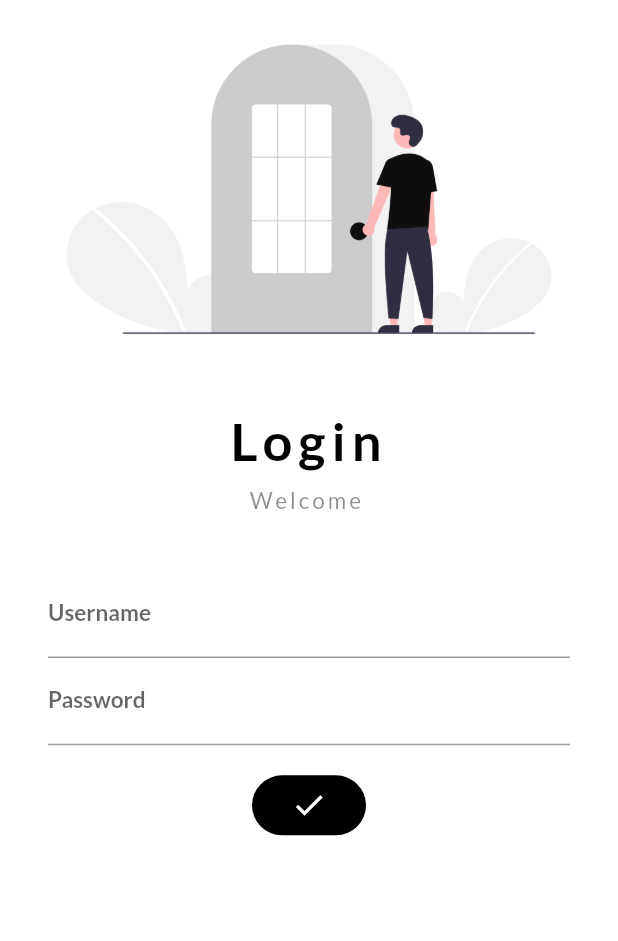
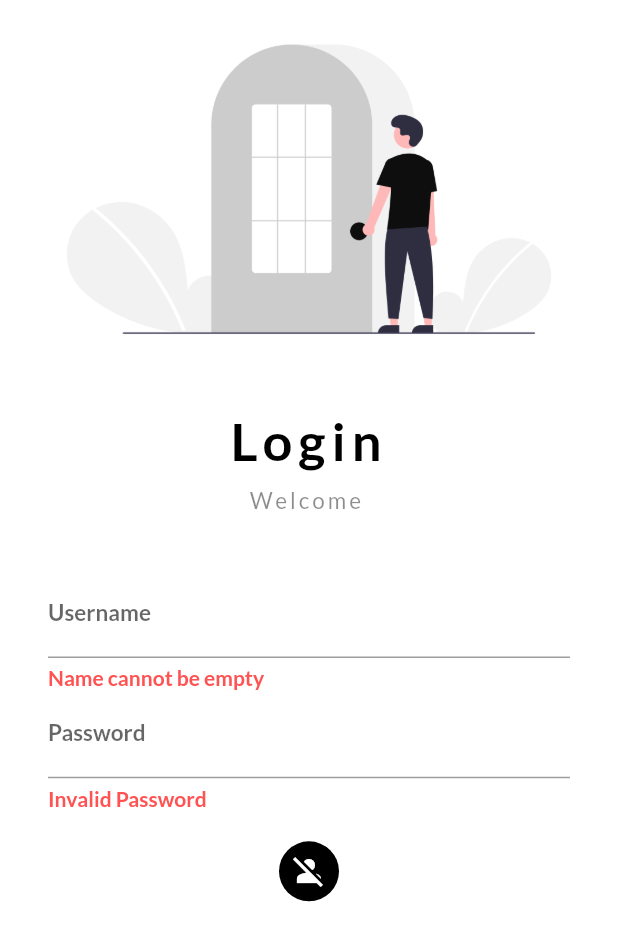
Before and after one commit to Sai-Sid07/30DaysOfFlutter, a Flutter app: the screen it shows after launch, after a tap on "Login", on a phone screen of 412 x 824 dp. Shown: the top 941 px of the screen. Run offline on Flutter 3.47's test engine with Material 2 defaults, Android fonts, the phone set to English and light mode, and no system bars; our stand-ins replace google_fonts.

Commit message:
Added Basic Input Validation

```diff
--- a/flow.txt
+++ b/flow.txt
@@ -159,3 +159,13 @@ Define only one background color inside that widget and that should be inside Bo
 
 In order to have a click functionality for a container, you have to wrap it with Jester or Inkwell.
 The difference is that Inkwell will provide a ripple effect (or feedback) on clicking the container but jester doesn't.
+
+A point to note:
+Lets say our widget is structured like this -
+Material
+  | InkWell
+    | AnimatedContainer
+      -> Contains a decoration
+
+Now if material tries creating a decoration like background color or border, those changes will not be reflected.
+Hence, we should always have our decorations placed inside the ancestors and not the children.
--- a/lib/pages/login_page.dart
+++ b/lib/pages/login_page.dart
@@ -12,7 +12,20 @@ class LoginPage extends StatefulWidget {
 
 class _LoginPageState extends State<LoginPage> {
   String name = "";
+  String password = "";
   bool changedButton = false;
+
+  bool isNameValid = false;
+  bool checkName(String name) {
+    return name.isNotEmpty;
+  }
+
+  bool isPasswordValid = false;
+  bool checkPassword(String password) {
+    //Check for length
+    return password.length > 8;
+  }
+
   @override
   Widget build(BuildContext context) {
     return Material(
@@ -66,6 +79,19 @@ class _LoginPageState extends State<LoginPage> {
                       setState(() => {});
                     },
                   ),
+                  Container(
+                      alignment: Alignment.bottomLeft,
+                      padding: EdgeInsets.only(top: 5),
+                      child: Text(
+                        changedButton
+                            ? isNameValid
+                                ? ""
+                                : "Name cannot be empty"
+                            : "",
+                        style: TextStyle(
+                            color: Colors.redAccent,
+                            fontWeight: FontWeight.bold),
+                      )),
                   TextFormField(
                     obscureText: true,
                     // obscuringCharacter: "@", //The character which get replaced when you type anything
@@ -74,7 +100,23 @@ class _LoginPageState extends State<LoginPage> {
                         labelText: "Password",
                         labelStyle: TextStyle(
                             fontSize: 15, fontWeight: FontWeight.bold)),
+                    onChanged: (passwordEntered) {
+                      password = passwordEntered;
+                    },
                   ),
+                  Container(
+                      alignment: Alignment.bottomLeft,
+                      padding: EdgeInsets.only(top: 5),
+                      child: Text(
+                        changedButton
+                            ? isPasswordValid
+                                ? ""
+                                : "Invalid Password"
+                            : "",
+                        style: TextStyle(
+                            color: Colors.redAccent,
+                            fontWeight: FontWeight.bold),
+                      )),
                   SizedBox(
                     height: 20,
                   ),
@@ -82,12 +124,21 @@ class _LoginPageState extends State<LoginPage> {
                     onTap: () async {
                       setState(() {
                         changedButton = true;
+                        isNameValid = checkName(name);
+                        isPasswordValid = checkPassword(password);
                       });
-                      await Future.delayed(Duration(seconds: 2));
-                      Navigator.pushNamed(context, MyRoutes.homeRoute);
+                      if (isNameValid && isPasswordValid) {
+                        await Future.delayed(Duration(seconds: 1));
+                        await Navigator.pushNamed(context, MyRoutes.homeRoute);
+                        setState(() {
+                        changedButton = false;
+                        isNameValid = false;
+                        isPasswordValid = false;
+                      });
+                      }
                     },
                     child: AnimatedContainer(
-                      duration: Duration(seconds: 2),
+                      duration: Duration(seconds: 1),
                       width: changedButton ? 40 : 120,
                       height: 40,
                       alignment: Alignment.center,
@@ -97,7 +148,13 @@ class _LoginPageState extends State<LoginPage> {
                           borderRadius:
                               BorderRadius.circular(changedButton ? 50 : 10)),
                       child: changedButton
-                          ? Icon(Icons.done, color: Colors.white)
+                          ? Icon(
+                              !isNameValid
+                                  ? Icons.person_off
+                                  : isPasswordValid
+                                      ? Icons.done
+                                      : Icons.password,
+                              color: Colors.white)
                           : Text(
                               "Login",
                               style: TextStyle(
```
